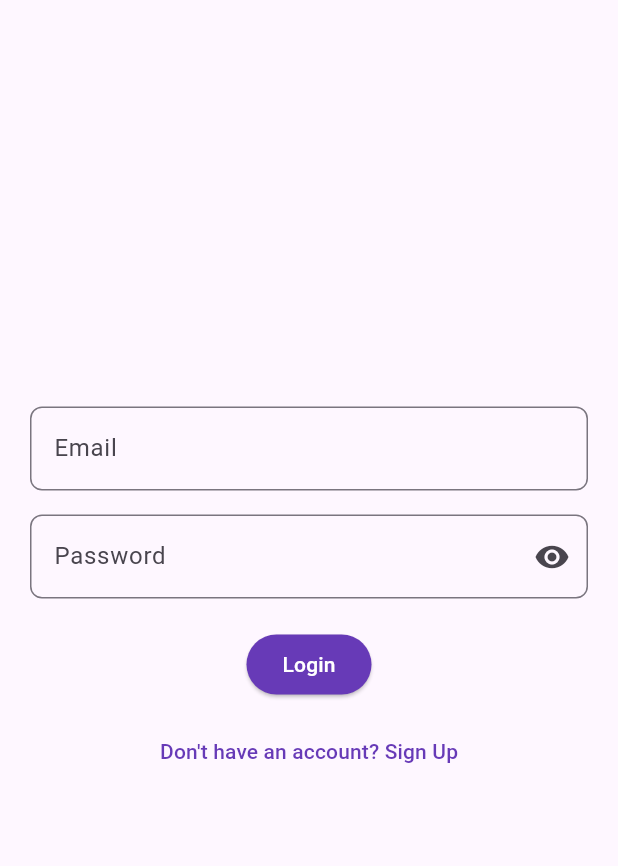
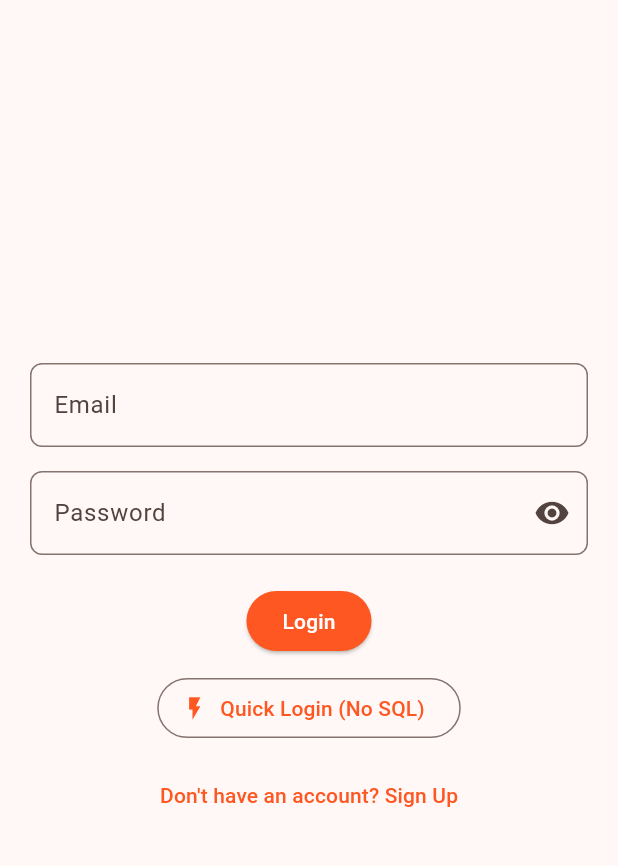
Before and after one commit to yeshalao16/Riderekta, a Flutter app: the screen it shows after launch, after a tap on "Login", on a phone screen of 412 x 824 dp, the part 63-929 px from its top. Run offline on Flutter 3.47's test engine with Material 3 defaults, Android fonts, the phone set to English and light mode, and no system bars; our stand-ins replace flutter_map, geolocator, latlong2, shared_preferences; network calls fail.

Commit message:
update main.dart

```diff
--- a/lib/main.dart
+++ b/lib/main.dart
@@ -1,7 +1,7 @@
 import 'package:flutter/material.dart';
 import 'package:http/http.dart' as http;
 import 'dart:convert';
-import 'package:flutter_application_1/ebike_specific_route.dart';
+import 'ebike_specific_route.dart';
 import 'admin.dart';
 import 'RouteHistoryScreen.dart';
 
@@ -9,7 +9,7 @@ import 'RouteHistoryScreen.dart';
 
 // API endpoint
 const String apiUrl = "http://192.168.254.116/riderekta/login.php";
-const String registerUrl = "http://192.168.254.116/riderekta/register.php";
+const String registerUrl = "http://192.168.254.116/register.php";
 const String updateProfileUrl = "http://192.168.254.116/riderekta/update_profile.php";
 const String createPostUrl = "http://192.168.254.116/riderekta/create_post.php";
 const String getPostsUrl = "http://192.168.254.116/riderekta/get_posts.php";
@@ -28,7 +28,7 @@ class RiderektaApp extends StatelessWidget {
     return MaterialApp(
       title: 'Riderekta',
       theme: ThemeData(
-        colorScheme: ColorScheme.fromSeed(seedColor: Colors.deepPurple),
+        colorScheme: ColorScheme.fromSeed(seedColor: Colors.deepOrange),
         useMaterial3: true,
       ),
       home: const MainScreen(),
@@ -87,7 +87,7 @@ class _MainScreenState extends State<MainScreen>
               );
             },
             style: TextButton.styleFrom(
-              backgroundColor: Colors.deepPurple,
+              backgroundColor: Colors.deepOrange,
               shape: RoundedRectangleBorder(
                 borderRadius: BorderRadius.circular(8),
               ),
@@ -110,9 +110,9 @@ class _MainScreenState extends State<MainScreen>
                 Tab(text: 'Team'),
                 Tab(text: 'Benefits'),
               ],
-              labelColor: Colors.deepPurple,
+              labelColor: Colors.deepOrange,
               unselectedLabelColor: Colors.grey,
-              indicatorColor: Colors.deepPurple,
+              indicatorColor: Colors.deepOrange,
             ),
             Expanded(
               child: TabBarView(
@@ -153,7 +153,7 @@ class AboutScreen extends StatelessWidget {
             style: TextStyle(
               fontWeight: FontWeight.bold,
               fontSize: 28,
-              color: Colors.deepPurple,
+              color: Colors.deepOrange,
               letterSpacing: 2,
             ),
           ),
@@ -400,7 +400,7 @@ class _SettingsScreenState extends State<SettingsScreen> {
               const SizedBox(height: 20),
               ElevatedButton(
                 onPressed: _saveProfile,
-                style: ElevatedButton.styleFrom(backgroundColor: Colors.deepPurple),
+                style: ElevatedButton.styleFrom(backgroundColor: Colors.deepOrange),
                 child: const Text("Save Changes", style: TextStyle(color: Colors.white)),
               ),
               const SizedBox(height: 40),
@@ -424,8 +424,6 @@ class _SettingsScreenState extends State<SettingsScreen> {
   }
 }
 
-
-
 class LoginScreen extends StatefulWidget {
   const LoginScreen({super.key});
 
@@ -438,11 +436,12 @@ class _LoginScreenState extends State<LoginScreen> {
   final TextEditingController _passwordController = TextEditingController();
   bool _obscurePassword = true;
 
+
   Future<void> login() async {
     String email = _emailController.text.trim();
     String password = _passwordController.text.trim();
 
-    // Simple admin login check first
+    // Simple admin login check
     if (email == 'admin@admin.com' && password == 'admin') {
       ScaffoldMessenger.of(context).showSnackBar(
         const SnackBar(content: Text("✅ Admin login successful!")),
@@ -455,7 +454,7 @@ class _LoginScreenState extends State<LoginScreen> {
       return;
     }
 
-    // Otherwise, proceed with user login
+    // Otherwise, proceed with API login
     try {
       final response = await http.post(
         Uri.parse(apiUrl),
@@ -489,6 +488,20 @@ class _LoginScreenState extends State<LoginScreen> {
         SnackBar(content: Text("⚠️ Error: $e")),
       );
     }
+  }
+
+  // 👇 Add this function for quick login
+  void quickLogin() {
+    ScaffoldMessenger.of(context).showSnackBar(
+      const SnackBar(content: Text("🚀 Quick login successful!")),
+    );
+
+    Navigator.pushReplacement(
+      context,
+      MaterialPageRoute(
+        builder: (context) => UserDashboard(email: "guest@demo.com"),
+      ),
+    );
   }
 
   @override
@@ -531,17 +544,33 @@ class _LoginScreenState extends State<LoginScreen> {
               ),
             ),
             const SizedBox(height: 20),
+
+            // Normal Login Button
             ElevatedButton(
               onPressed: login,
               style: ElevatedButton.styleFrom(
-                backgroundColor: Colors.deepPurple,
+                backgroundColor: Colors.deepOrange,
               ),
               child: const Text(
                 "Login",
                 style: TextStyle(color: Colors.white),
               ),
             ),
+
             const SizedBox(height: 10),
+
+            // 👇 Quick Login Button
+            OutlinedButton.icon(
+              onPressed: quickLogin,
+              icon: const Icon(Icons.flash_on, color: Colors.deepOrange),
+              label: const Text(
+                "Quick Login (No SQL)",
+                style: TextStyle(color: Colors.deepOrange),
+              ),
+            ),
+
+            const SizedBox(height: 10),
+
             TextButton(
               onPressed: () {
                 Navigator.push(
@@ -553,7 +582,7 @@ class _LoginScreenState extends State<LoginScreen> {
               },
               child: const Text(
                 "Don't have an account? Sign Up",
-                style: TextStyle(color: Colors.deepPurple),
+                style: TextStyle(color: Colors.deepOrange),
               ),
             ),
           ],
@@ -562,6 +591,7 @@ class _LoginScreenState extends State<LoginScreen> {
     );
   }
 }
+
 
 class RegisterScreen extends StatefulWidget {
   const RegisterScreen({super.key});
@@ -672,7 +702,7 @@ class _RegisterScreenState extends State<RegisterScreen> {
             ElevatedButton(
               onPressed: register,
               style: ElevatedButton.styleFrom(
-                backgroundColor: Colors.deepPurple,
+                backgroundColor: Colors.deepOrange,
               ),
               child: const Text(
                 "Sign Up",
@@ -746,12 +776,12 @@ class _UserDashboardState extends State<UserDashboard> {
       child: Column(
         mainAxisSize: MainAxisSize.min,
         children: [
-          Icon(icon, color: selected ? Colors.deepPurple : Colors.grey),
+          Icon(icon, color: selected ? Colors.deepOrange : Colors.grey),
           const SizedBox(height: 4),
           Text(
             label,
             style: TextStyle(
-              color: selected ? Colors.deepPurple : Colors.grey,
+              color: selected ? Colors.deepOrange : Colors.grey,
               fontSize: 12,
               fontWeight: selected ? FontWeight.bold : FontWeight.normal,
             ),
@@ -806,7 +836,7 @@ class _UserDashboardState extends State<UserDashboard> {
                   ),
                   SizedBox(width: 4),
                   Icon(Icons.emoji_emotions_outlined,
-                      color: Colors.deepPurple, size: 18),
+                      color: Colors.deepOrange, size: 18),
                 ],
               ),
             ),
@@ -832,7 +862,7 @@ class _UserDashboardState extends State<UserDashboard> {
           children: [
             const CircleAvatar(
               radius: 40,
-              backgroundColor: Colors.deepPurple,
+              backgroundColor: Colors.deepOrange,
               child: Icon(Icons.person, size: 50, color: Colors.white),
             ),
             const SizedBox(height: 12),
@@ -845,7 +875,7 @@ class _UserDashboardState extends State<UserDashboard> {
               style: const TextStyle(
                 fontSize: 22,
                 fontWeight: FontWeight.bold,
-                color: Colors.deepPurple,
+                color: Colors.deepOrange,
               ),
             ),
             const SizedBox(height: 25),
@@ -1260,7 +1290,7 @@ class _CommunityScreenState extends State<CommunityScreen> {
                             }
                           },
                           style: ElevatedButton.styleFrom(
-                            backgroundColor: Colors.deepPurple,
+                            backgroundColor: Colors.deepOrange,
                             padding: const EdgeInsets.symmetric(vertical: 12),
                             shape: RoundedRectangleBorder(
                               borderRadius: BorderRadius.circular(10),
@@ -1285,7 +1315,7 @@ class _CommunityScreenState extends State<CommunityScreen> {
                             );
                           },
                           style: ElevatedButton.styleFrom(
-                            backgroundColor: Colors.deepPurple,
+                            backgroundColor: Colors.deepOrange,
                             padding: const EdgeInsets.symmetric(vertical: 12),
                             shape: RoundedRectangleBorder(
                               borderRadius: BorderRadius.circular(10),
@@ -1403,7 +1433,7 @@ class _CreatePostScreenState extends State<CreatePostScreen> {
             ElevatedButton(
               onPressed: _isPosting ? null : _submitPost,
               style:
-              ElevatedButton.styleFrom(backgroundColor: Colors.deepPurple),
+              ElevatedButton.styleFrom(backgroundColor: Colors.deepOrange),
               child: _isPosting
                   ? const CircularProgressIndicator(color: Colors.white)
                   : const Text("Post",
```
